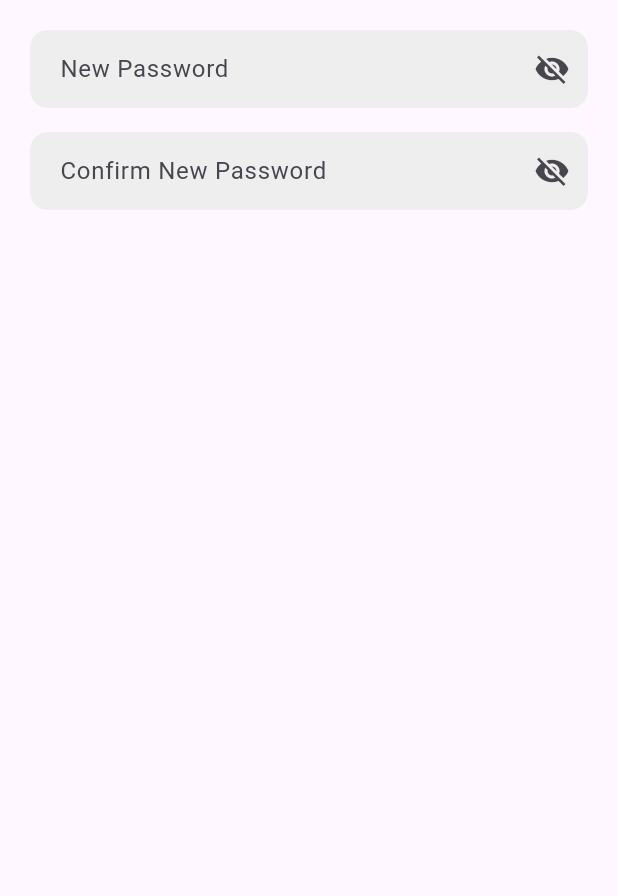
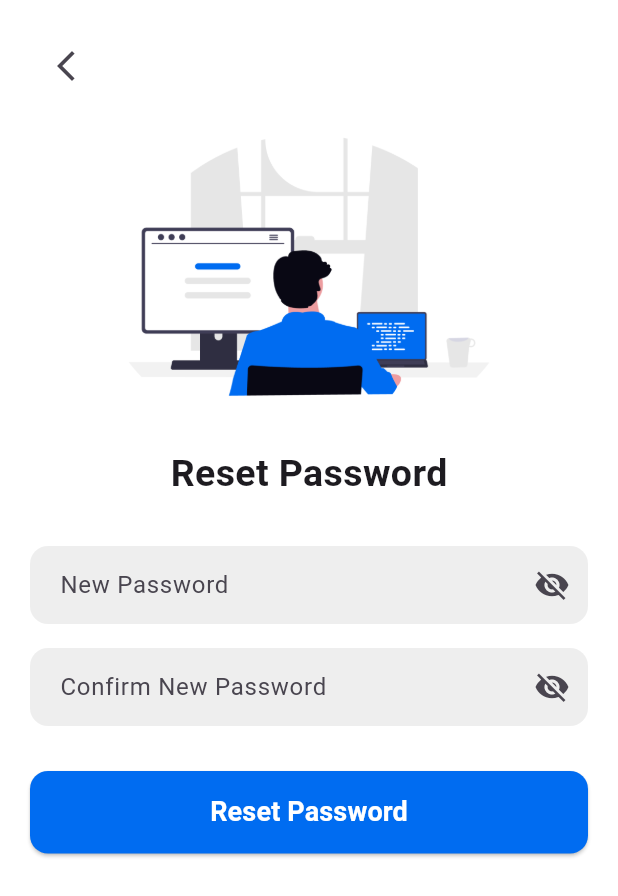
Before and after one commit to ajainoffbeat/offbeat-flutter-ems, a Flutter app: the ResetPasswordScreen screen opened by its route, on a phone screen of 412 x 824 dp. Shown: the top 896 px of the screen. Run offline on Flutter 3.47's test engine with Material 3 defaults, Android fonts, the phone set to English and light mode, and no system bars.

Commit message:
fix-changes

```diff
--- a/lib/screens/reset_screen.dart
+++ b/lib/screens/reset_screen.dart
@@ -1,31 +1,81 @@
 import 'package:ems_offbeat/screens/custom_input.dart';
+import 'package:ems_offbeat/screens/primary_button.dart' show PrimaryButton;
 import 'package:flutter/material.dart';
 
 class ResetPasswordScreen extends StatelessWidget {
-  final newPassCtrl = TextEditingController();
-  final confirmPassCtrl = TextEditingController();
+  final TextEditingController newPassCtrl = TextEditingController();
+  final TextEditingController confirmPassCtrl = TextEditingController();
 
   ResetPasswordScreen({super.key});
 
   @override
   Widget build(BuildContext context) {
     return Scaffold(
-      body: Padding(
+      backgroundColor: Colors.white,
+      body: SafeArea(
+        child: SingleChildScrollView(
           padding: const EdgeInsets.all(20),
           child: Column(
+            crossAxisAlignment: CrossAxisAlignment.start,
             children: [
+              // ← back button
+              IconButton(
+                icon: const Icon(Icons.arrow_back_ios_new),
+                onPressed: () => Navigator.pop(context),
+              ),
+
+              const SizedBox(height: 10),
+
+              // 🔒 Illustration
+              Center(
+                child: Image.asset(
+                  "assets/images/reset.png",  // your lock image
+                  height: 200,
+                ),
+              ),
+
+              const SizedBox(height: 20),
+
+              // Title
+              const Center(
+                child: Text(
+                  "Reset Password",
+                  style: TextStyle(
+                    fontSize: 25,
+                    fontWeight: FontWeight.bold,
+                  ),
+                ),
+              ),
+
+              const SizedBox(height: 30),
+
+              // New Password
               CustomInput(
                 hint: "New Password",
                 controller: newPassCtrl,
                 isPassword: true,
               ),
+
               const SizedBox(height: 16),
+
+              // Confirm New Password
               CustomInput(
                 hint: "Confirm New Password",
                 controller: confirmPassCtrl,
                 isPassword: true,
               ),
+
+              const SizedBox(height: 30),
+
+              // RESET PASSWORD BUTTON
+              PrimaryButton(
+                text: "Reset Password",
+                onTap: () {
+                  // Your logic
+                },
+              ),
             ],
+          ),
         ),
       ),
     );
```
Also changed, not shown: lib/screens/forgot_password.dart (+4 -4 lines), lib/screens/signin_screen.dart (+5 -8 lines), assets/images/reset.png (added). Lines whose indentation alone changed are shown as unchanged.
